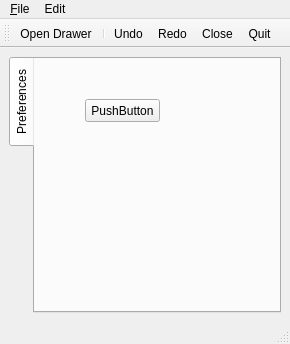
First picture: the form in CPP/xCalc/src/main/mainwindow.ui, repository porfirioribeiro/resplacecode, before the edit.
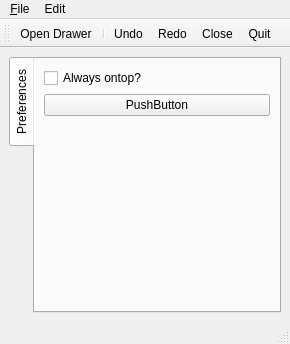
Second picture: the form after the edit. Icons and pictures are not drawn.

Diff of the .ui file:
```diff
--- a/CPP/xCalc/src/main/mainwindow.ui
+++ b/CPP/xCalc/src/main/mainwindow.ui
@@ -37,19 +37,35 @@
        <attribute name="title">
         <string>Preferences</string>
        </attribute>
-       <widget class="QPushButton" name="pushButton">
-        <property name="geometry">
-         <rect>
-          <x>50</x>
-          <y>40</y>
-          <width>75</width>
-          <height>23</height>
-         </rect>
-        </property>
-        <property name="text">
-         <string>PushButton</string>
-        </property>
-       </widget>
+       <layout class="QGridLayout" name="gridLayout_2">
+        <item row="0" column="0">
+         <widget class="QCheckBox" name="checkBox">
+          <property name="text">
+           <string>Always ontop?</string>
+          </property>
+         </widget>
+        </item>
+        <item row="1" column="0">
+         <widget class="QPushButton" name="pushButton">
+          <property name="text">
+           <string>PushButton</string>
+          </property>
+         </widget>
+        </item>
+        <item row="2" column="0">
+         <spacer name="verticalSpacer">
+          <property name="orientation">
+           <enum>Qt::Vertical</enum>
+          </property>
+          <property name="sizeHint" stdset="0">
+           <size>
+            <width>20</width>
+            <height>172</height>
+           </size>
+          </property>
+         </spacer>
+        </item>
+       </layout>
       </widget>
      </widget>
     </item>
```
Left out of the diff: 17 changed lines with no effect on the pictures.
